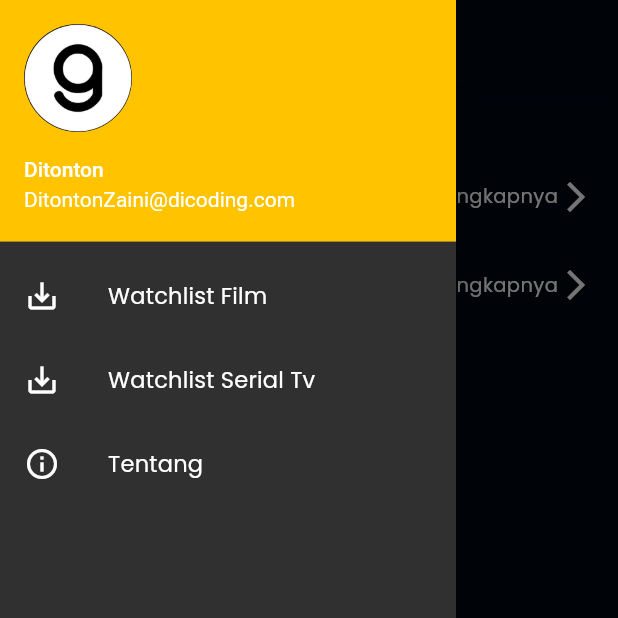
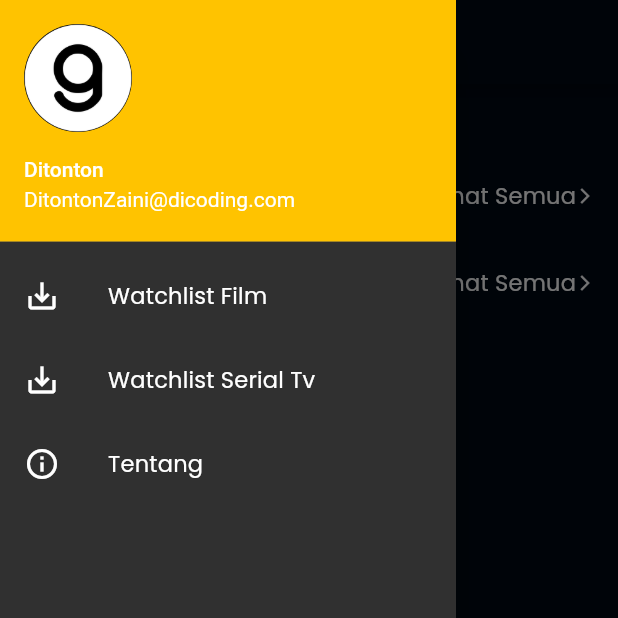
Before and after one commit to zaaii/ditonton_project, a Flutter app: the screen it shows after launch, with the side drawer open, on a phone screen of 412 x 824 dp, the top half of it. Run offline on Flutter 3.47's test engine with Material 2 defaults, Android fonts, the phone set to English and light mode, and no system bars; our stand-ins replace cached_network_image, dartz, equatable, firebase_core, flutter_bloc, flutter_rating_bar and 4 more; accounts and stored records are empty; network calls fail; statements that could not run were skipped.

Commit message:
menambahkan mediaquery agar tidak terjadi overflow pada widget

```diff
--- a/core/lib/core.dart
+++ b/core/lib/core.dart
@@ -1,11 +1,11 @@
 library core;
 
+export 'presentation/pages/home_page.dart';
 export 'styles/colors.dart';
 export 'styles/text_style.dart';
 export 'utils/constants.dart';
 export 'utils/exception.dart';
 export 'utils/failure.dart';
+export 'utils/sslpinning.dart';
 export 'utils/state_enum.dart';
 export 'utils/utils.dart';
-export 'utils/sslpinning.dart';
-export 'presentation/pages/home_page.dart';
--- a/film/lib/presentation/pages/home_film_page.dart
+++ b/film/lib/presentation/pages/home_film_page.dart
@@ -106,8 +106,23 @@ class _HomeFilmPageState extends State<HomeFilmPage> {
           child: Padding(
             padding: const EdgeInsets.all(8.0),
             child: Row(
-              children: const [Text('Lihat Selengkapnya'), Icon(Icons.arrow_forward_ios)],
-            ),
+                children: [
+                  SizedBox(child:
+                  MediaQuery.of(context).size.width > 600 ? Row(
+                    children: [
+                      Icon(Icons.arrow_forward_ios, size: 10),
+                    ],
+                  ) : Row(
+                    children: [
+                      Text(
+                        'Lihat Semua',
+                        style:kSubtitle,
+                      ),
+                      Icon(Icons.arrow_forward_ios, size: 12),
+                    ],
+                  ),
+                  ),
+                ]),
           ),
         ),
       ],
--- a/serialtv/lib/presentation/widget/serialtv_card_list.dart
+++ b/serialtv/lib/presentation/widget/serialtv_card_list.dart
@@ -15,10 +15,7 @@ class SerialTvCard extends StatelessWidget {
       margin: const EdgeInsets.symmetric(vertical: 4),
       child: InkWell(
         onTap: () {
-          Navigator.pushNamed(context,
-            DetailSerialTvPage.ROUTE_NAME,
-            arguments: serialtv.id,
-          );
+          Navigator.pushNamed(context, DetailSerialTvPage.ROUTE_NAME, arguments: serialtv.id,);
         },
         child: Stack(
           alignment: Alignment.bottomLeft,
```
Also changed, not shown: core/lib/presentation/pages/home_page.dart (+2 -10 lines), serialtv/lib/presentation/pages/home_serialtv_page.dart (+21 -4 lines).
